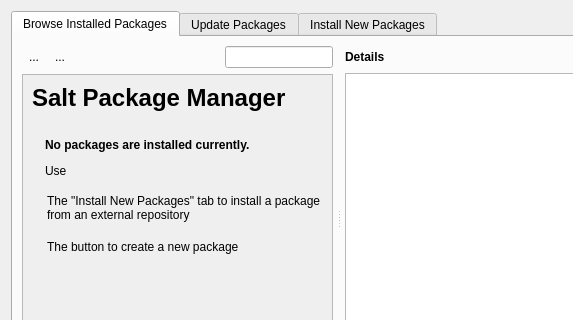
Before: the Qt Designer form src/lay/SaltManagerDialog.ui in KLayout/klayout, drawn with Qt 5; both pictures show x 0 to 573 and y 0 to 320 of the 692 by 440 pixel window.
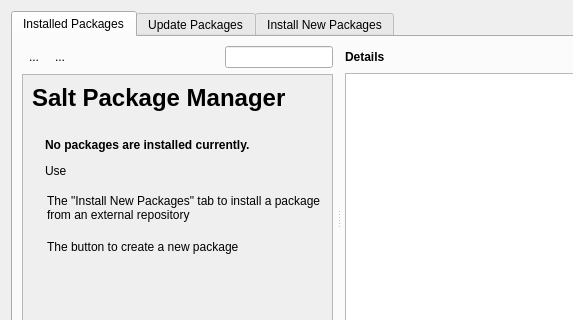
After: the same form once the commit is applied. The open tabs and pages were chosen to show the change. Icons and pictures are not drawn. Custom widgets are drawn as their Qt base class.

Commit message: WIP: API version of packages is checked now.

Patch:
```diff
--- a/src/lay/SaltManagerDialog.ui
+++ b/src/lay/SaltManagerDialog.ui
@@ -21,7 +21,7 @@
      </property>
      <widget class="QWidget" name="tab">
       <attribute name="title">
-       <string>Browse Installed Packages</string>
+       <string>Installed Packages</string>
       </attribute>
       <layout class="QVBoxLayout" name="verticalLayout_3">
        <item>
```
Left out of the diff: 6 changed lines with no effect on the pictures. The commit also changes 1 other file.
